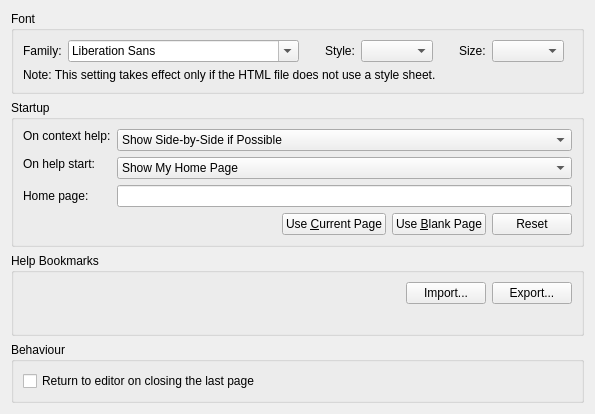
First picture: the form in src/plugins/help/generalsettingspage.ui, repository qt-creator/qt-creator, before the edit.
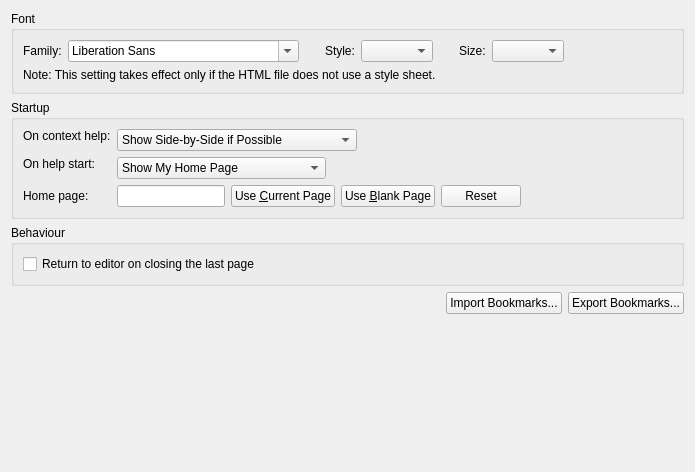
Second picture: the form after the edit.

Commit message:
Smaller general help options page.
Task-number: QTCREATORBUG-8345

The edit to the form file:
```diff
--- a/src/plugins/help/generalsettingspage.ui
+++ b/src/plugins/help/generalsettingspage.ui
@@ -6,8 +6,8 @@
    <rect>
     <x>0</x>
     <y>0</y>
-    <width>595</width>
-    <height>407</height>
+    <width>695</width>
+    <height>472</height>
    </rect>
   </property>
   <property name="windowTitle">
@@ -155,6 +155,9 @@
      <layout class="QVBoxLayout" name="verticalLayout">
       <item>
        <layout class="QFormLayout" name="startupFormLayout">
+        <property name="fieldGrowthPolicy">
+         <enum>QFormLayout::FieldsStayAtSizeHint</enum>
+        </property>
         <item row="0" column="0">
          <widget class="QLabel" name="contextHelpLabel">
           <property name="sizePolicy">
@@ -244,24 +247,9 @@
          </widget>
         </item>
         <item row="2" column="1">
-         <widget class="QLineEdit" name="homePageLineEdit"/>
-        </item>
-       </layout>
-      </item>
-      <item>
        <layout class="QHBoxLayout" name="horizontalLayout">
         <item>
-         <spacer name="spacer4">
-          <property name="orientation">
-           <enum>Qt::Horizontal</enum>
-          </property>
-          <property name="sizeHint" stdset="0">
-           <size>
-            <width>40</width>
-            <height>20</height>
-           </size>
-          </property>
-         </spacer>
+           <widget class="QLineEdit" name="homePageLineEdit"/>
         </item>
         <item>
          <widget class="QPushButton" name="currentPageButton">
@@ -290,14 +278,29 @@
        </layout>
       </item>
      </layout>
+      </item>
+     </layout>
     </widget>
    </item>
    <item>
-    <widget class="QGroupBox" name="bookmarkGroupBox">
+    <widget class="QGroupBox" name="behaviourGroupBox">
      <property name="title">
-      <string>Help Bookmarks</string>
+      <string>Behaviour</string>
      </property>
-     <layout class="QVBoxLayout" name="verticalLayout_2">
+     <layout class="QVBoxLayout" name="verticalLayout_4">
+      <item>
+       <widget class="QCheckBox" name="m_returnOnClose">
+        <property name="toolTip">
+         <string>Switch to editor context after last help page is closed.</string>
+        </property>
+        <property name="text">
+         <string>Return to editor on closing the last page</string>
+        </property>
+       </widget>
+      </item>
+     </layout>
+    </widget>
+   </item>
       <item>
        <layout class="QHBoxLayout" name="bookmarkHorizontalLayout">
         <item>
@@ -314,22 +317,6 @@
          </spacer>
         </item>
         <item>
-         <widget class="QPushButton" name="importButton">
-          <property name="text">
-           <string>Import...</string>
-          </property>
-         </widget>
-        </item>
-        <item>
-         <widget class="QPushButton" name="exportButton">
-          <property name="text">
-           <string>Export...</string>
-          </property>
-         </widget>
-        </item>
-       </layout>
-      </item>
-      <item>
        <widget class="QLabel" name="errorLabel">
         <property name="palette">
          <palette>
@@ -370,27 +357,21 @@
         </property>
        </widget>
       </item>
-     </layout>
+     <item>
+      <widget class="QPushButton" name="importButton">
+       <property name="text">
+        <string>Import Bookmarks...</string>
+       </property>
     </widget>
    </item>
    <item>
-    <widget class="QGroupBox" name="behaviourGroupBox">
-     <property name="title">
-      <string>Behaviour</string>
-     </property>
-     <layout class="QVBoxLayout" name="verticalLayout_4">
-      <item>
-       <widget class="QCheckBox" name="m_returnOnClose">
-        <property name="toolTip">
-         <string>Switch to editor context after last help page is closed.</string>
-        </property>
+      <widget class="QPushButton" name="exportButton">
         <property name="text">
-         <string>Return to editor on closing the last page</string>
+        <string>Export Bookmarks...</string>
         </property>
        </widget>
       </item>
      </layout>
-    </widget>
    </item>
    <item>
     <spacer name="spacer6">
```
Lines whose indentation alone changed are shown as unchanged. The commit also changes 1 other file.
